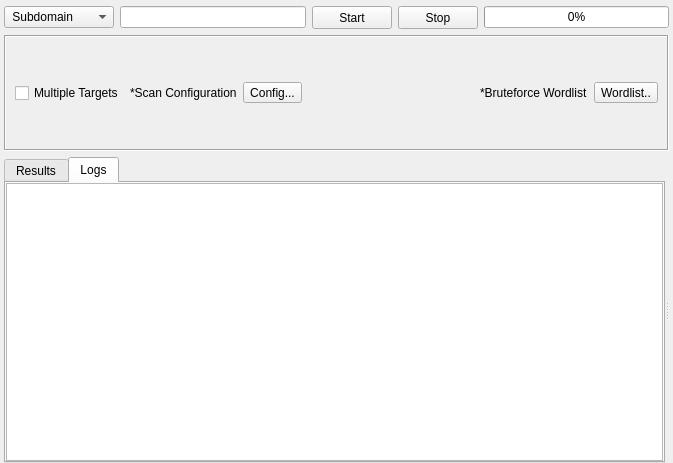
Qt form sub3suite/src/engines/brute/Brute.ui (3nock/OTE) before a commit.
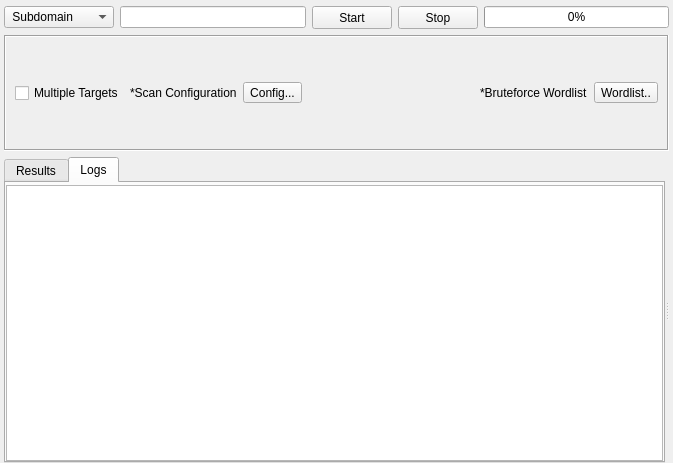
The same form after that commit. The open tabs and pages were chosen to show the change. Custom widgets are drawn as their Qt base class.

```diff
--- a/sub3suite/src/engines/brute/Brute.ui
+++ b/sub3suite/src/engines/brute/Brute.ui
@@ -499,13 +499,13 @@
           </attribute>
           <layout class="QVBoxLayout" name="verticalLayout_20">
            <property name="spacing">
-            <number>3</number>
+            <number>6</number>
            </property>
            <property name="leftMargin">
             <number>0</number>
            </property>
            <property name="topMargin">
-            <number>0</number>
+            <number>2</number>
            </property>
            <property name="rightMargin">
             <number>0</number>
```
